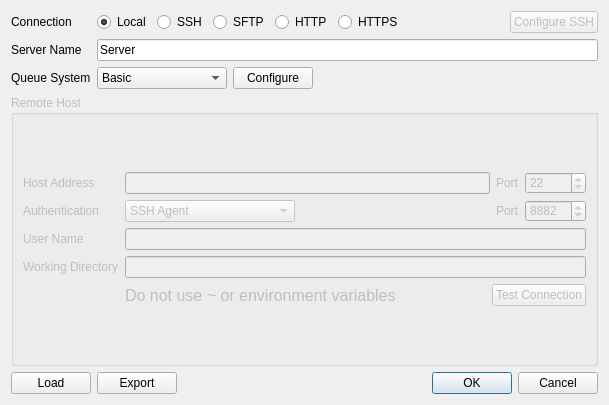
The window that src/Process/ServerConfigurationDialog.ui (nutjunkie/IQmol3) describes before a commit, drawn with Qt 5.
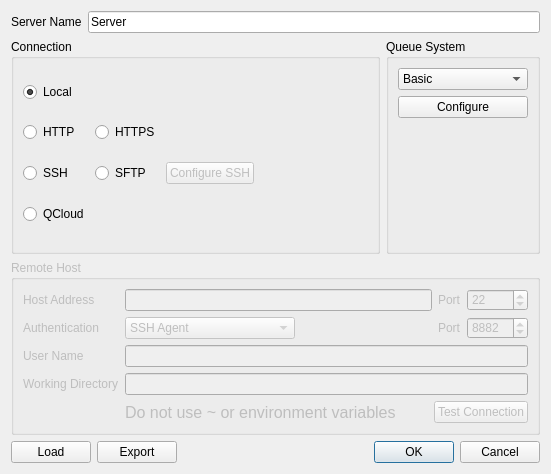
The same window after the commit.

Commit message: Cleanup pre merge with master

Diff of the .ui file:
```diff
--- a/src/Process/ServerConfigurationDialog.ui
+++ b/src/Process/ServerConfigurationDialog.ui
@@ -9,8 +9,8 @@
    <rect>
     <x>0</x>
     <y>0</y>
-    <width>609</width>
-    <height>405</height>
+    <width>551</width>
+    <height>474</height>
    </rect>
   </property>
   <property name="sizePolicy">
@@ -76,19 +76,114 @@
     background-color: #EEE;
 }</string>
   </property>
-  <layout class="QVBoxLayout" name="verticalLayout_2">
+  <layout class="QVBoxLayout" name="verticalLayout_3">
    <item>
-    <layout class="QGridLayout" name="gridLayout">
-     <item row="2" column="0">
-      <widget class="QLabel" name="typeLabel">
+    <layout class="QHBoxLayout" name="horizontalLayout_5">
+     <item>
+      <widget class="QLabel" name="label">
        <property name="text">
-        <string>Queue System</string>
+        <string>Server Name</string>
        </property>
       </widget>
      </item>
-     <item row="2" column="1">
+     <item>
+      <widget class="QLineEdit" name="serverName">
+       <property name="toolTip">
+        <string>Server mnemonic (does not have to match actual server name)</string>
+       </property>
+       <property name="text">
+        <string>Server</string>
+       </property>
+      </widget>
+     </item>
+    </layout>
+   </item>
+   <item>
       <layout class="QHBoxLayout" name="horizontalLayout">
        <item>
+      <widget class="QGroupBox" name="groupBox">
+       <property name="title">
+        <string>Connection</string>
+       </property>
+       <layout class="QGridLayout" name="gridLayout_2">
+        <item row="3" column="0">
+         <widget class="QRadioButton" name="qcloudRadioButton">
+          <property name="text">
+           <string>QCloud</string>
+          </property>
+         </widget>
+        </item>
+        <item row="2" column="3">
+         <widget class="QPushButton" name="configureSshButton">
+          <property name="enabled">
+           <bool>false</bool>
+          </property>
+          <property name="text">
+           <string>Configure SSH</string>
+          </property>
+         </widget>
+        </item>
+        <item row="2" column="4">
+         <spacer name="horizontalSpacer_5">
+          <property name="orientation">
+           <enum>Qt::Horizontal</enum>
+          </property>
+          <property name="sizeHint" stdset="0">
+           <size>
+            <width>90</width>
+            <height>12</height>
+           </size>
+          </property>
+         </spacer>
+        </item>
+        <item row="2" column="0">
+         <widget class="QRadioButton" name="sshRadioButton">
+          <property name="text">
+           <string>SSH</string>
+          </property>
+         </widget>
+        </item>
+        <item row="2" column="1">
+         <widget class="QRadioButton" name="sftpRadioButton">
+          <property name="text">
+           <string>SFTP</string>
+          </property>
+         </widget>
+        </item>
+        <item row="0" column="0">
+         <widget class="QRadioButton" name="localRadioButton">
+          <property name="text">
+           <string>Local</string>
+          </property>
+          <property name="checked">
+           <bool>true</bool>
+          </property>
+         </widget>
+        </item>
+        <item row="1" column="0">
+         <widget class="QRadioButton" name="httpRadioButton">
+          <property name="text">
+           <string>HTTP</string>
+          </property>
+         </widget>
+        </item>
+        <item row="1" column="1">
+         <widget class="QRadioButton" name="httpsRadioButton">
+          <property name="text">
+           <string>HTTPS</string>
+          </property>
+         </widget>
+        </item>
+       </layout>
+      </widget>
+     </item>
+     <item>
+      <widget class="QGroupBox" name="groupBox_2">
+       <property name="title">
+        <string>Queue System</string>
+       </property>
+       <layout class="QVBoxLayout" name="verticalLayout_2">
+        <item>
         <widget class="QComboBox" name="queueSystem">
          <property name="sizePolicy">
           <sizepolicy hsizetype="Minimum" vsizetype="Fixed">
@@ -154,107 +249,19 @@
         </widget>
        </item>
        <item>
-        <spacer name="horizontalSpacer_6">
+         <spacer name="verticalSpacer">
          <property name="orientation">
-          <enum>Qt::Horizontal</enum>
+           <enum>Qt::Vertical</enum>
          </property>
          <property name="sizeHint" stdset="0">
           <size>
-           <width>40</width>
-           <height>20</height>
+            <width>20</width>
+            <height>40</height>
           </size>
          </property>
         </spacer>
        </item>
       </layout>
-     </item>
-     <item row="0" column="0">
-      <widget class="QLabel" name="label_2">
-       <property name="text">
-        <string>Connection</string>
-       </property>
-      </widget>
-     </item>
-     <item row="0" column="1">
-      <layout class="QHBoxLayout" name="horizontalLayout_7">
-       <item>
-        <widget class="QRadioButton" name="localRadioButton">
-         <property name="text">
-          <string>Local</string>
-         </property>
-         <property name="checked">
-          <bool>true</bool>
-         </property>
-        </widget>
-       </item>
-       <item>
-        <widget class="QRadioButton" name="sshRadioButton">
-         <property name="text">
-          <string>SSH</string>
-         </property>
-        </widget>
-       </item>
-       <item>
-        <widget class="QRadioButton" name="sftpRadioButton">
-         <property name="text">
-          <string>SFTP</string>
-         </property>
-        </widget>
-       </item>
-       <item>
-        <widget class="QRadioButton" name="httpRadioButton">
-         <property name="text">
-          <string>HTTP</string>
-         </property>
-        </widget>
-       </item>
-       <item>
-        <widget class="QRadioButton" name="httpsRadioButton">
-         <property name="text">
-          <string>HTTPS</string>
-         </property>
-        </widget>
-       </item>
-       <item>
-        <spacer name="horizontalSpacer_2">
-         <property name="orientation">
-          <enum>Qt::Horizontal</enum>
-         </property>
-         <property name="sizeHint" stdset="0">
-          <size>
-           <width>40</width>
-           <height>20</height>
-          </size>
-         </property>
-        </spacer>
-       </item>
-       <item>
-        <widget class="QPushButton" name="configureSshButton">
-         <property name="enabled">
-          <bool>false</bool>
-         </property>
-         <property name="text">
-          <string>Configure SSH</string>
-         </property>
-        </widget>
-       </item>
-      </layout>
-     </item>
-     <item row="1" column="1">
-      <widget class="QLineEdit" name="serverName">
-       <property name="toolTip">
-        <string>Server mnemonic (does not have to match actual server name)</string>
-       </property>
-       <property name="text">
-        <string>Server</string>
-       </property>
-      </widget>
-     </item>
-     <item row="1" column="0">
-      <widget class="QLabel" name="label">
-       <property name="text">
-        <string>Server Name</string>
-       </property>
       </widget>
      </item>
     </layout>
```
Left out of the diff: 7 changed lines with no effect on the pictures. Lines whose indentation alone changed are shown as unchanged. The commit also changes 2 other files.
